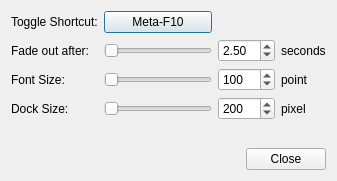
gergap/keystroke, file gui/dialog.ui: the form before one commit.
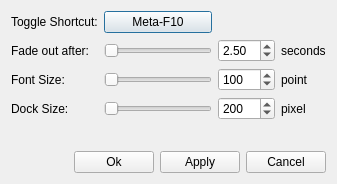
The form after the commit.

Diff of the .ui file:
```diff
--- a/gui/dialog.ui
+++ b/gui/dialog.ui
@@ -7,7 +7,7 @@
     <x>0</x>
     <y>0</y>
     <width>337</width>
-    <height>181</height>
+    <height>184</height>
    </rect>
   </property>
   <property name="windowTitle">
@@ -159,7 +159,21 @@
      <item>
       <widget class="QPushButton" name="pushButton_2">
        <property name="text">
-        <string>Close</string>
+        <string>Ok</string>
+       </property>
+      </widget>
+     </item>
+     <item>
+      <widget class="QPushButton" name="btnApply">
+       <property name="text">
+        <string>Apply</string>
+       </property>
+      </widget>
+     </item>
+     <item>
+      <widget class="QPushButton" name="btnCancel">
+       <property name="text">
+        <string>Cancel</string>
        </property>
       </widget>
      </item>
```
Left out of the diff: 93 changed lines with no effect on the pictures.
